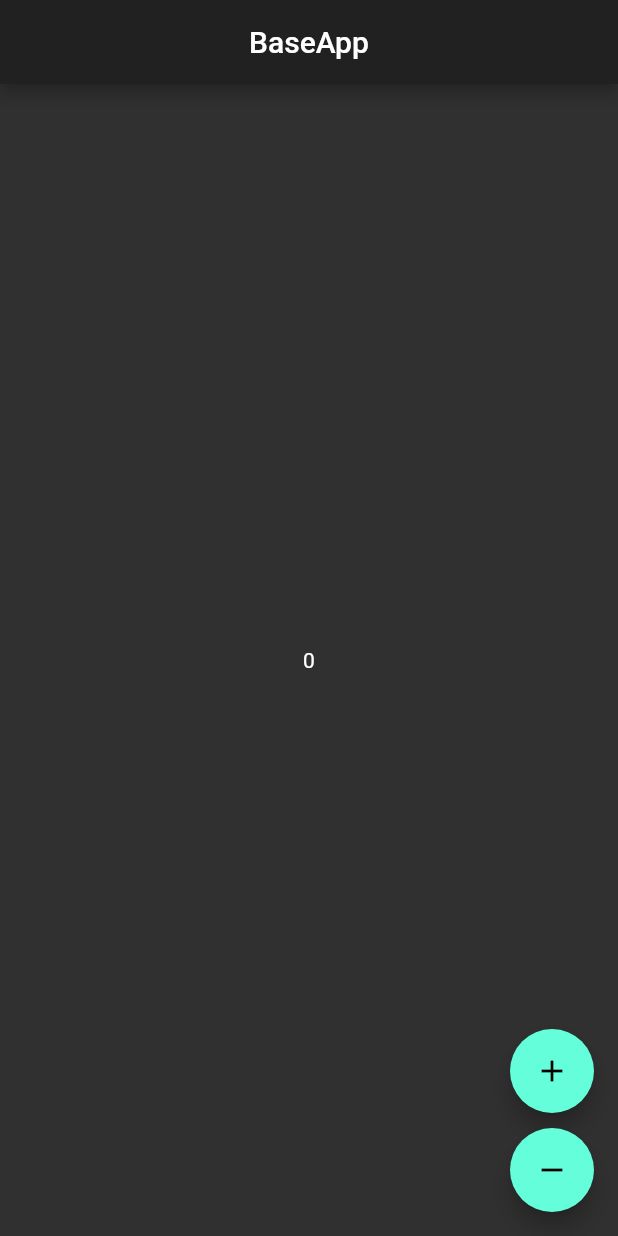
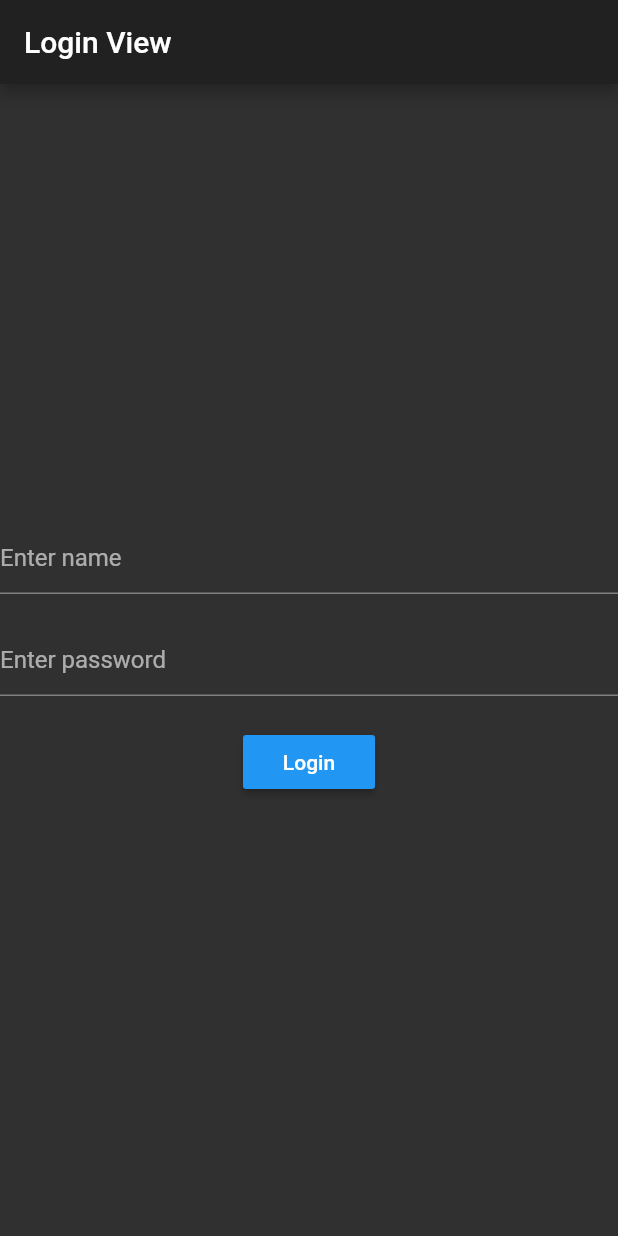
Before and after one commit to 5cientist/baseApp-Bootcamp, a Flutter app: the screen it shows after launch, on a phone screen of 412 x 824 dp. Run offline on Flutter 3.47's test engine with Material 2 defaults, Android fonts, the phone set to English and light mode, and no system bars; our stand-ins replace shared_preferences.

Commit message:
day 3 comp with login + cache

```diff
--- /dev/null
+++ b/lib/app/providers/providers.dart
@@ -0,0 +1,9 @@
+import 'package:baseapp/core/notifiers/cache.notifiers.dart';
+import 'package:baseapp/core/notifiers/counter.notifiers.dart';
+import 'package:provider/provider.dart';
+import 'package:provider/single_child_widget.dart';
+
+List<SingleChildWidget> providers = [
+  ChangeNotifierProvider(create: (_) => CacheNotifier()),
+  ChangeNotifierProvider(create: (_) => CounterNotifier())
+];
--- a/lib/main.dart
+++ b/lib/main.dart
@@ -1,5 +1,7 @@
-import 'package:baseapp/core/notifiers/counter.notifiers.dart';
-import 'package:baseapp/meta/views/home_view/home_view.dart';
+import 'package:baseapp/app/providers/providers.dart';
+// import 'package:baseapp/core/notifiers/counter.notifiers.dart';
+// import 'package:baseapp/meta/views/home_view/home_view.dart';
+import 'package:baseapp/meta/views/splash_view/splash_view.dart';
 import 'package:flutter/material.dart';
 import 'package:provider/provider.dart';
 
@@ -10,14 +12,13 @@ void main() {
 class MyApp extends StatelessWidget {
   @override
   Widget build(BuildContext context) {
-    return ChangeNotifierProvider(
-      create: (_) => CounterNotifier(),
-      child: MaterialApp(
-        title: "baseapp demo",
-        theme: ThemeData.dark(),
-        debugShowCheckedModeBanner: false,
-        home: HomeView(),
-      ),
-    );
+    return MultiProvider(
+        child: MaterialApp(
+          title: "baseapp demo",
+          theme: ThemeData.dark(),
+          debugShowCheckedModeBanner: false,
+          home: SplashView(),
+        ),
+        providers: providers);
   }
 }
--- a/lib/meta/views/home_view/home_view.dart
+++ b/lib/meta/views/home_view/home_view.dart
@@ -1,4 +1,6 @@
-import 'package:baseapp/core/notifiers/counter.notifiers.dart';
+import 'package:baseapp/core/notifiers/cache.notifiers.dart';
+// import 'package:baseapp/core/notifiers/counter.notifiers.dart';
+import 'package:baseapp/meta/views/login_view/login_view.dart';
 import 'package:flutter/material.dart';
 import 'package:provider/provider.dart';
 
@@ -12,7 +14,7 @@ class HomeView extends StatefulWidget {
 class _HomeViewState extends State<HomeView> {
   @override
   Widget build(BuildContext context) {
-    var _counterNotifier = Provider.of<CounterNotifier>(context, listen: false);
+    var _cacheNotifier = Provider.of<CacheNotifier>(context, listen: false);
     return SafeArea(
       child: Scaffold(
         appBar: AppBar(
@@ -22,41 +24,24 @@ class _HomeViewState extends State<HomeView> {
         body: Center(
           child: Container(
             child: Center(
-                child:
-                    Consumer<CounterNotifier>(builder: (context, notifier, _) {
-                  return Text(notifier.counter.toString());
-                }),
+              // child:
+              //     Consumer<CounterNotifier>(builder: (context, notifier, _) {
+              //   return Text(notifier.counter.toString());
+              // }),
+              child: MaterialButton(
+                child: Text("Log Out"),
+                color: Colors.blue,
+                onPressed: () {
+                  _cacheNotifier.deleteCache(key: "login").whenComplete(() {
+                    Navigator.of(context).pushReplacement(
+                        MaterialPageRoute(builder: (context) => LoginView()));
+                  });
+                },
               ),
             ),
           ),
-          floatingActionButton: Container(
-            child: Column(
-              mainAxisAlignment: MainAxisAlignment.end,
-              children: [
-                FloatingActionButton(
-                  onPressed: () {
-                    _counterNotifier.increment();
-                  },
-                  child: Icon(
-                    Icons.add,
-                    color: Colors.black,
         ),
       ),
-                SizedBox(
-                  height: 10,
-                ),
-                FloatingActionButton(
-                  onPressed: () {
-                    _counterNotifier.decrement();
-                  },
-                  child: Icon(
-                    Icons.remove,
-                    color: Colors.black,
-                  ),
-                ),
-              ],
-            ),
-          )),
     );
   }
 }
--- /dev/null
+++ b/lib/meta/views/login_view/login_view.dart
@@ -0,0 +1,54 @@
+import 'package:baseapp/core/notifiers/cache.notifiers.dart';
+import 'package:baseapp/meta/views/home_view/home_view.dart';
+import 'package:flutter/material.dart';
+import 'package:provider/provider.dart';
+
+class LoginView extends StatelessWidget {
+  @override
+  Widget build(BuildContext context) {
+    final nameController = TextEditingController();
+    final passwordController = TextEditingController();
+    var _cacheNotifier = Provider.of<CacheNotifier>(context, listen: false);
+    return Scaffold(
+      appBar: AppBar(
+        title: Text("Login View"),
+      ),
+      body: Container(
+        child: Center(
+          child: Column(
+            mainAxisAlignment: MainAxisAlignment.center,
+            crossAxisAlignment: CrossAxisAlignment.center,
+            children: [
+              TextField(
+                controller: nameController,
+                decoration: InputDecoration(hintText: "Enter name"),
+              ),
+              SizedBox(
+                height: 20,
+              ),
+              TextField(
+                controller: passwordController,
+                decoration: InputDecoration(hintText: "Enter password"),
+              ),
+              SizedBox(
+                height: 20,
+              ),
+              MaterialButton(
+                  color: Colors.blue,
+                  child: Text("Login"),
+                  onPressed: () {
+                    _cacheNotifier
+                        .writeCache(
+                            key: "login", value: passwordController.text)
+                        .whenComplete(() {
+                      Navigator.of(context).pushReplacement(
+                          MaterialPageRoute(builder: (context) => HomeView()));
+                    });
+                  }),
+            ],
+          ),
+        ),
+      ),
+    );
+  }
+}
--- a/pubspec.yaml
+++ b/pubspec.yaml
@@ -25,6 +25,7 @@ dependencies:
     sdk: flutter
   cupertino_icons: ^1.0.2
   provider: ^5.0.0
+  shared_preferences: ^2.0.6
 
 dev_dependencies:
   flutter_test:
```
Also changed, not shown: lib/core/notifiers/cache.notifiers.dart (added, +33 -0 lines), lib/meta/views/splash_view/splash_view.dart (added, +45 -0 lines), pubspec.lock. Lines whose indentation alone changed are shown as unchanged.
